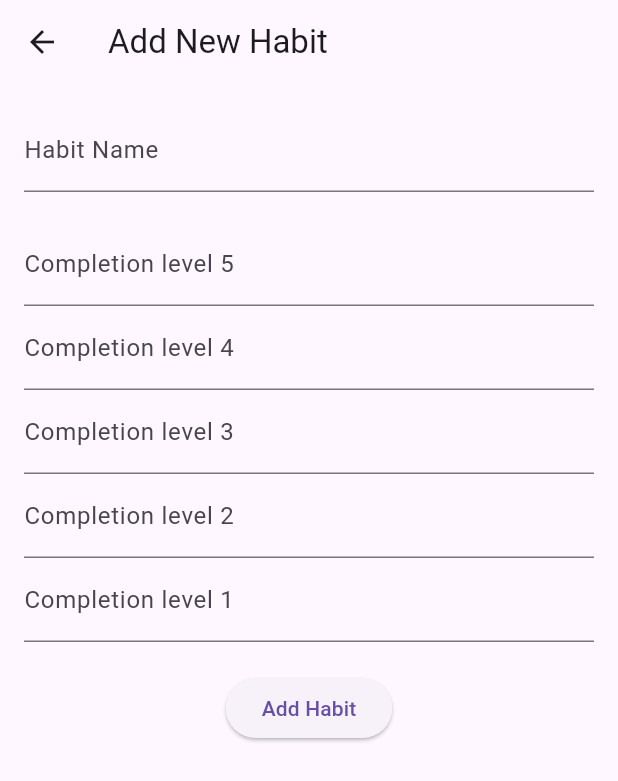
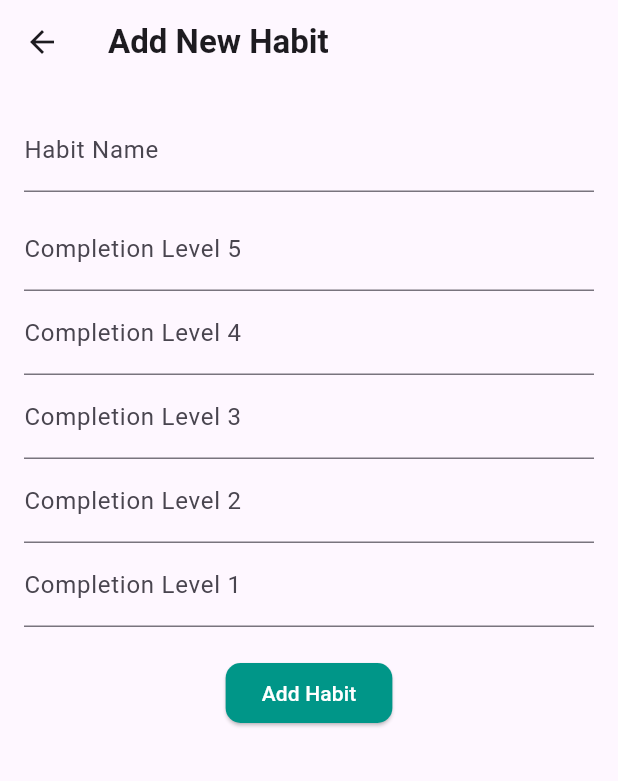
Before and after one commit to matijatomc/GoodHabits, a Flutter app: the screen it shows after launch, after a tap on the "add" icon, on a phone screen of 412 x 824 dp. Shown: the top 781 px of the screen. Run offline on Flutter 3.47's test engine with Material 3 defaults, Android fonts, the light colour scheme and no system bars; our stand-ins replace fl_chart, shared_preferences.

Commit message:
Third commit

```diff
--- a/lib/create_habit.dart
+++ b/lib/create_habit.dart
@@ -4,14 +4,15 @@ import 'habit_provider.dart';
 import 'habit.dart';
 
 class AddHabitScreen extends StatelessWidget {
-  final _formKey = GlobalKey<FormState>();
+  final Habit? habit;
+  final int? index;
+
+  AddHabitScreen({this.habit, this.index});
+
   final TextEditingController _nameController = TextEditingController();
-  final List<TextEditingController> _completionLabelControllers = List.generate(
-    5,
-    (index) => TextEditingController(),
-  );
+  final List<TextEditingController> _completionControllers =
+      List.generate(5, (index) => TextEditingController());
 
-  AddHabitScreen({super.key});
 
   int getLevel(int level){
     switch(level) {
@@ -30,60 +31,64 @@ class AddHabitScreen extends StatelessWidget {
 
   @override
   Widget build(BuildContext context) {
+    if (habit != null) {
+      _nameController.text = habit!.name;
+      for (int i = 0; i < 5; i++) {
+        _completionControllers[i].text = habit!.completionLabels[i];
+      }
+    }
+
     return Scaffold(
       appBar: AppBar(
-        title: const Text('Add New Habit'),
+        title: Text(habit == null ? 'Add New Habit' : 'Edit Habit'),
       ),
       body: SingleChildScrollView(
         padding: const EdgeInsets.all(16.0),
-        child: Form(
-          key: _formKey,
         child: Column(
           children: [
-              TextFormField(
+            TextField(
               controller: _nameController,
-                decoration: const InputDecoration(labelText: 'Habit Name'),
-                validator: (value) {
-                  if (value == null || value.isEmpty) {
-                    return 'Please enter a habit name';
-                  }
-                  return null;
-                },
+              decoration: InputDecoration(labelText: 'Habit Name'),
+              style: TextStyle(color: Colors.teal),
             ),
-              const SizedBox(height: 20),
+            SizedBox(height: 10),
             ...List.generate(5, (index) {
-                return TextFormField(
-                  controller: _completionLabelControllers[index],
+              return TextField(
+                controller: _completionControllers[index],
                 decoration: InputDecoration(
-                    labelText: 'Completion level ${getLevel(index)}',
+                  labelText: 'Completion Level ${getLevel(index)}',
                 ),
-                  validator: (value) {
-                    if (value == null || value.isEmpty) {
-                      return 'Please enter completion level ${getLevel(index)}';
-                    }
-                    return null;
-                  },
+                style: TextStyle(color: Colors.teal),
               );
             }),
-              const SizedBox(height: 20),
+            SizedBox(height: 20),
             ElevatedButton(
               onPressed: () {
-                  if (_formKey.currentState!.validate()) {
-                    Provider.of<HabitProvider>(context, listen: false).addHabit(
-                      Habit(
-                        name: _nameController.text,
-                        completionLabels: _completionLabelControllers
+                String name = _nameController.text;
+                List<String> completionLabels = _completionControllers
                     .map((controller) => controller.text)
-                            .toList(),
-                      ),
+                    .toList();
+
+                Habit newHabit = Habit(
+                  name: name,
+                  completionLabels: completionLabels,
+                  completionLevel: habit?.completionLevel ?? 0,
+                  completionData: habit?.completionData ?? {},
                 );
+
+                if (habit == null) {
+                  Provider.of<HabitProvider>(context, listen: false)
+                      .addHabit(newHabit);
+                } else {
+                  Provider.of<HabitProvider>(context, listen: false)
+                      .updateHabit(index!, newHabit);
+                }
+
                 Navigator.pop(context);
-                  }
               },
-                child: const Text('Add Habit'),
+              child: Text(habit == null ? 'Add Habit' : 'Update Habit'),
             ),
           ],
-          ),
         ),
       ),
     );
--- a/lib/habit.dart
+++ b/lib/habit.dart
@@ -4,11 +4,13 @@ class Habit {
   String name;
   int completionLevel;
   List<String> completionLabels;
+  Map<String, double> completionData;
 
   Habit({
     required this.name,
     this.completionLevel = 0,
     required this.completionLabels,
+    required this.completionData,
   });
 
   double getPercentage() {
@@ -34,20 +36,21 @@ class Habit {
         'name': name,
         'completionLevel': completionLevel,
         'completionLabels': completionLabels,
+        'completionData': completionData,
       };
-
 
   factory Habit.fromJson(Map<String, dynamic> json) => Habit(
         name: json['name'],
         completionLevel: json['completionLevel'],
         completionLabels: List<String>.from(json['completionLabels']),
+        completionData: json['completionData'] != null
+            ? Map<String, double>.from(json['completionData'])
+            : {},
       );
-
 
   static String encode(List<Habit> habits) => json.encode(
         habits.map<Map<String, dynamic>>((habit) => habit.toJson()).toList(),
       );
-
 
   static List<Habit> decode(String habits) =>
       (json.decode(habits) as List<dynamic>)
--- a/lib/habit_list.dart
+++ b/lib/habit_list.dart
@@ -2,23 +2,17 @@ import 'package:flutter/material.dart';
 import 'package:provider/provider.dart';
 import 'habit_provider.dart';
 import 'create_habit.dart';
-import 'notification.dart';
 import 'package:fl_chart/fl_chart.dart';
-import 'package:table_calendar/table_calendar.dart';
 
 class HabitListScreen extends StatelessWidget {
-  final NotificationService notificationService;
-
-  const HabitListScreen({super.key, required this.notificationService});
-
   @override
   Widget build(BuildContext context) {
     return Scaffold(
       appBar: AppBar(
-        title: const Text('Your Habits'),
+        title: Text('Your Habits'),
         actions: [
           IconButton(
-            icon: const Icon(Icons.add),
+            icon: Icon(Icons.add),
             onPressed: () {
               Navigator.push(
                 context,
@@ -28,22 +22,54 @@ class HabitListScreen extends StatelessWidget {
           ),
         ],
       ),
-      body: SingleChildScrollView(
-        child: Consumer<HabitProvider>(
-          builder: (context, habitProvider, child) {
-            return Column(
+      body: Consumer<HabitProvider>(
+        builder: (context, habitProvider, child) {
+          return SingleChildScrollView(  // Enable scrolling
+            padding: const EdgeInsets.all(8.0),
+            child: Column(
               children: [
                 ListView.builder(
                   shrinkWrap: true,
-                  physics: const NeverScrollableScrollPhysics(),
+                  physics: NeverScrollableScrollPhysics(), // Prevent ListView from scrolling independently
                   itemCount: habitProvider.habits.length,
                   itemBuilder: (context, index) {
                     final habit = habitProvider.habits[index];
-                    return Column(
-                      crossAxisAlignment: CrossAxisAlignment.start,
-                      children: [
-                        Text(habit.name),
-                        Column(
+                    return Card(
+                      elevation: 4,
+                      shape: RoundedRectangleBorder(
+                        borderRadius: BorderRadius.circular(10),
+                      ),
+                      child: ListTile(
+                        title: Text(
+                          habit.name,
+                          style: TextStyle(
+                            fontWeight: FontWeight.bold,
+                            color: Colors.teal,
+                          ),
+                        ),
+                        trailing: Row(
+                          mainAxisSize: MainAxisSize.min,
+                          children: [
+                            IconButton(
+                              icon: Icon(Icons.edit, color: Colors.blue),
+                              onPressed: () {
+                                Navigator.push(
+                                  context,
+                                  MaterialPageRoute(
+                                    builder: (context) => AddHabitScreen(habit: habit, index: index),
+                                  ),
+                                );
+                              },
+                            ),
+                            IconButton(
+                              icon: Icon(Icons.delete, color: Colors.red),
+                              onPressed: () {
+                                habitProvider.removeHabit(index);
+                              },
+                            ),
+                          ],
+                        ),
+                        subtitle: Column(
                           children: List.generate(5, (level) {
                             return RadioListTile(
                               title: Text(habit.completionLabels[level]),
@@ -57,29 +83,36 @@ class HabitListScreen extends StatelessWidget {
                             );
                           }),
                         ),
-                      ],
+                      ),
                     );
                   },
                 ),
-                const SizedBox(height: 20),
+                SizedBox(height: 20),
                 ElevatedButton(
                   onPressed: () {
                     habitProvider.calculateDailyAverage();
                   },
-                  child: const Text('Submit'),
+                  child: Text('Submit'),
                 ),
-                const SizedBox(height: 20),
-                const Text('Progress in the Last 7 Days'),
+                SizedBox(height: 20),
+                Text(
+                  'Progress in the Last 7 Days',
+                  style: Theme.of(context).textTheme.titleLarge,
+                ),
                 SizedBox(
                   height: 200,
                   child: LineChart(
                     LineChartData(
                       lineBarsData: [
                         LineChartBarData(
-                          spots: _getLast7DaysProgress(habitProvider.last7DaysData),
+                          spots: _getLast7DaysProgress(
+                            habitProvider.last30DaysData.length >= 7
+                                ? habitProvider.last30DaysData.sublist(habitProvider.last30DaysData.length - 7)
+                                : habitProvider.last30DaysData,
+                          ),
                           isCurved: true,
                           barWidth: 4,
-                          color: Colors.blue,
+                          color: Colors.teal,
                           belowBarData: BarAreaData(show: false),
                         ),
                       ],
@@ -110,10 +143,10 @@ class HabitListScreen extends StatelessWidget {
                             },
                           ),
                         ),
-                        rightTitles: const AxisTitles(
+                        rightTitles: AxisTitles(
                           sideTitles: SideTitles(showTitles: false),
                         ),
-                        topTitles: const AxisTitles(
+                        topTitles: AxisTitles(
                           sideTitles: SideTitles(showTitles: false),
                         ),
                       ),
@@ -122,22 +155,16 @@ class HabitListScreen extends StatelessWidget {
                     ),
                   ),
                 ),
-                const SizedBox(height: 20),
-                const Text('Progress in the Last 30 Days'),
-                TableCalendar(
-                  firstDay: DateTime.utc(2022, 1, 1),
-                  lastDay: DateTime.utc(2030, 12, 31),
-                  focusedDay: DateTime.now(),
-                  calendarBuilders: CalendarBuilders(
-                    markerBuilder: (context, day, events) {
-                      return _buildCalendarMarker(day, habitProvider.completionMap);
-                    },
-                  ),
+                SizedBox(height: 20),
+                Text(
+                  'Last 30 Days',
+                  style: Theme.of(context).textTheme.titleLarge,
                 ),
+                _buildCalendarGrid(habitProvider.last30DaysData),
               ],
-            );
-          },
-        ),
+            ),
+          );
+        },
       ),
     );
   }
@@ -148,26 +175,29 @@ class HabitListScreen extends StatelessWidget {
     });
   }
 
-  Widget? _buildCalendarMarker(DateTime day, Map<DateTime, double> completionMap) {
-    if (completionMap.containsKey(day)) {
-      double completionRate = completionMap[day]!;
-      Color color;
-      if (completionRate >= 0.75) {
-        color = Colors.green;
-      } else if (completionRate >= 0.5) {
-        color = Colors.yellow;
-      } else if (completionRate >= 0.25) {
-        color = Colors.orange;
-      } else {
-        color = Colors.red;
+  Widget _buildCalendarGrid(List<double> last30DaysData) {
+    List<Widget> calendarSquares = [];
+
+    for (double completionRate in last30DaysData) {
+      Color squareColor;
+      if (completionRate == 0){
+        squareColor = const Color.fromARGB(255, 221, 219, 219);
       }
-      return Container(
-        margin: const EdgeInsets.all(2),
+      else{
+        squareColor = Colors.teal.withOpacity(completionRate);
+      }
+      calendarSquares.add(Container(
+        margin: EdgeInsets.all(2),
         width: 16,
         height: 16,
-        color: color,
-      );
+        color: squareColor,
+      ));
     }
-    return null;
+
+    return GridView.count(
+      crossAxisCount: 7,
+      shrinkWrap: true,
+      children: calendarSquares,
+    );
   }
 }
--- a/lib/main.dart
+++ b/lib/main.dart
@@ -1,33 +1,38 @@
 import 'package:flutter/material.dart';
 import 'package:provider/provider.dart';
 import 'habit_provider.dart';
-import 'notification.dart';
 import 'habit_list.dart';
 
 void main() {
-  WidgetsFlutterBinding.ensureInitialized();
-
-  final NotificationService notificationService = NotificationService();
-  notificationService.init();
-
-  runApp(MyApp(notificationService: notificationService));
+  runApp(MyApp());
 }
 
 class MyApp extends StatelessWidget {
-  final NotificationService notificationService;
-
-  const MyApp({super.key, required this.notificationService});
-
   @override
   Widget build(BuildContext context) {
     return ChangeNotifierProvider(
-      create: (context) => HabitProvider(),
+      create: (_) => HabitProvider(),
       child: MaterialApp(
-        title: 'Good Habit Tracker',
+        title: 'Habit Tracker',
         theme: ThemeData(
-          primarySwatch: Colors.blue,
+          primarySwatch: Colors.teal,
+          hintColor: Colors.tealAccent,
+          fontFamily: 'Roboto',
+          textTheme: TextTheme(
+            titleLarge: TextStyle(color: Colors.teal, fontWeight: FontWeight.bold),
+            bodyMedium: TextStyle(color: Colors.black87),
+          ),
+          elevatedButtonTheme: ElevatedButtonThemeData(
+            style: ElevatedButton.styleFrom(
+              backgroundColor: Colors.teal,
+              foregroundColor: Colors.white,
+              shape: RoundedRectangleBorder(
+                borderRadius: BorderRadius.circular(10),
+              ),
+            ),
+          ),
         ),
-        home: HabitListScreen(notificationService: notificationService),
+        home: HabitListScreen(),
       ),
     );
   }
--- a/lib/notification.dart
+++ /dev/null
@@ -1,57 +0,0 @@
-import 'package:flutter/material.dart';
-import 'package:flutter_local_notifications/flutter_local_notifications.dart';
-import 'package:timezone/data/latest.dart' as tz;
-import 'package:timezone/timezone.dart' as tz;
-
-class NotificationService {
-  final FlutterLocalNotificationsPlugin flutterLocalNotificationsPlugin =
-      FlutterLocalNotificationsPlugin();
-
-  Future<void> init() async {
-    const AndroidInitializationSettings initializationSettingsAndroid =
-        AndroidInitializationSettings('app_icon');
-
-    const InitializationSettings initializationSettings =
-        InitializationSettings(
-      android: initializationSettingsAndroid,
-    );
-
-    await flutterLocalNotificationsPlugin.initialize(initializationSettings);
-
-    tz.initializeTimeZones();
-  }
-
-  Future<void> scheduleDailyNotification(
-      int id, String title, String body, TimeOfDay time) async {
-    const androidPlatformChannelSpecifics = AndroidNotificationDetails(
-        'daily_channel_id', 'daily_channel_name',
-        channelDescription: 'Daily Reminders',
-        importance: Importance.max,
-        priority: Priority.high);
-
-    const platformChannelSpecifics =
-        NotificationDetails(android: androidPlatformChannelSpecifics);
-
-    final now = tz.TZDateTime.now(tz.local);
-    final scheduledDate = tz.TZDateTime(tz.local, now.year, now.month, now.day,
-        time.hour, time.minute);
-
-    await flutterLocalNotificationsPlugin.zonedSchedule(
-      id,
-      title,
-      body,
-      scheduledDate.isBefore(now)
-          ? scheduledDate.add(const Duration(days: 1))
-          : scheduledDate,
-      platformChannelSpecifics,
-      androidAllowWhileIdle: true,
-      uiLocalNotificationDateInterpretation:
-          UILocalNotificationDateInterpretation.absoluteTime,
-      matchDateTimeComponents: DateTimeComponents.time,
-    );
-  }
-
-  Future<void> cancelAllNotifications() async {
-    await flutterLocalNotificationsPlugin.cancelAll();
-  }
-}
```
Also changed, not shown: lib/calendar.dart (deleted, +0 -49 lines), lib/habit_progress.dart (deleted, +0 -52 lines), lib/habit_provider.dart (+33 -8 lines), 7 other files. Lines whose indentation alone changed are shown as unchanged.
